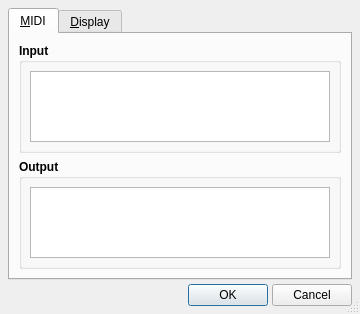
The window that src/qxgeditOptionsForm.ui (rncbc/qxgedit) describes before a commit, drawn with Qt 5.
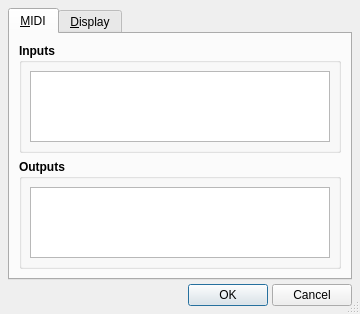
The same window after the commit. Icons and pictures are not drawn.

Commit message: - MIDI connection options fix.

The edit to the form file:
```diff
--- a/src/qxgeditOptionsForm.ui
+++ b/src/qxgeditOptionsForm.ui
@@ -74,7 +74,7 @@
           </font>
          </property>
          <property name="title">
-          <string>Input</string>
+          <string>Inputs</string>
          </property>
          <property name="flat">
           <bool>true</bool>
@@ -111,7 +111,7 @@
           </font>
          </property>
          <property name="title">
-          <string>Output</string>
+          <string>Outputs</string>
          </property>
          <property name="flat">
           <bool>true</bool>
```
The commit also changes 2 other files.
